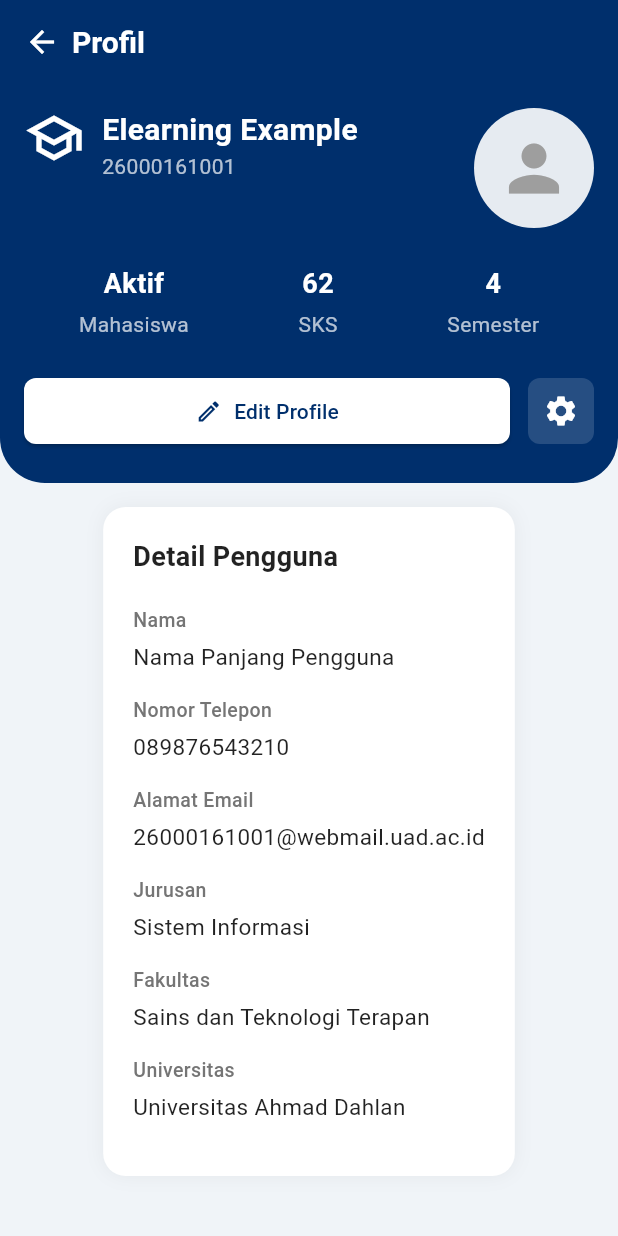
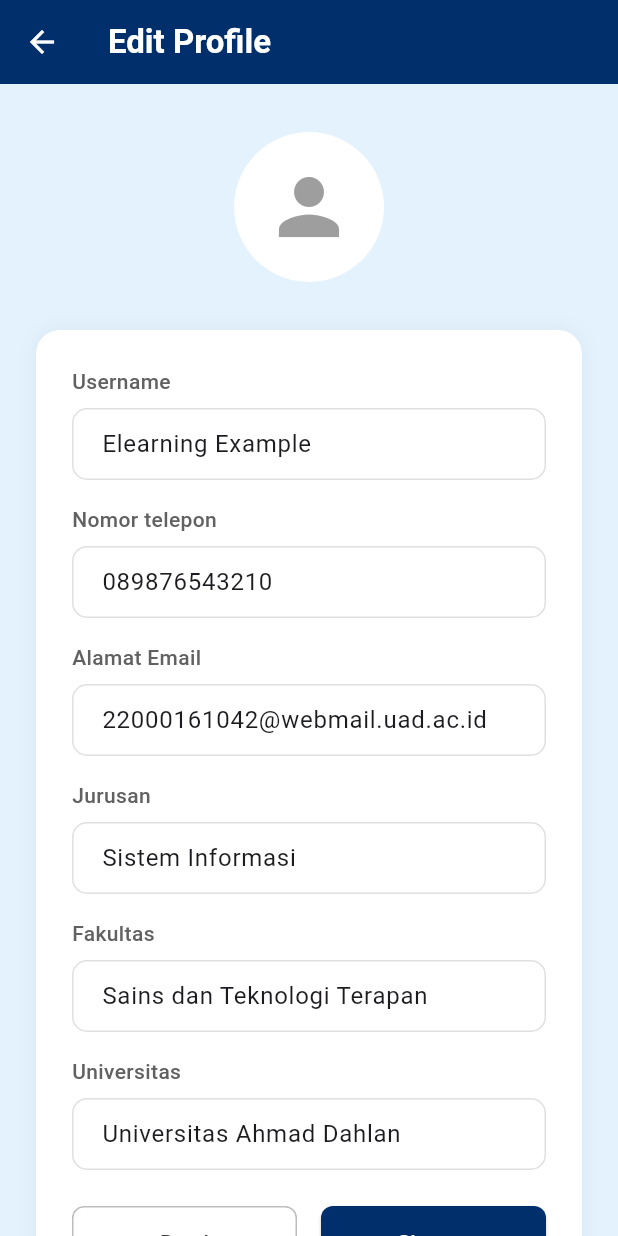
Before and after one commit to AlvindraRamadhan/moodle-app, a Flutter app: the ProfilScreen screen opened directly, after a tap on "Edit Profile", on a phone screen of 412 x 824 dp. Run offline on Flutter 3.47's test engine with Material 3 defaults, Android fonts, the phone set to English and light mode, and no system bars.

Commit message:
huda-nabhan2

```diff
--- /dev/null
+++ b/lib/edit_profile_screen.dart
@@ -0,0 +1,181 @@
+// File: lib/edit_profil_screen.dart
+
+import 'package:flutter/material.dart';
+
+const Color kDarkBlue = Color(0xFF002F6C);
+const Color kScaffoldBackground = Color(0xFFE3F2FD); // Latar belakang biru sangat terang
+
+class EditProfilScreen extends StatefulWidget {
+  const EditProfilScreen({super.key});
+
+  @override
+  State<EditProfilScreen> createState() => _EditProfilScreenState();
+}
+
+class _EditProfilScreenState extends State<EditProfilScreen> {
+  // Controller untuk setiap form field
+  late final TextEditingController _usernameController;
+  late final TextEditingController _teleponController;
+  late final TextEditingController _emailController;
+  late final TextEditingController _jurusanController;
+  late final TextEditingController _fakultasController;
+  late final TextEditingController _universitasController;
+
+  @override
+  void initState() {
+    super.initState();
+    // Inisialisasi controller dengan data awal
+    _usernameController = TextEditingController(text: 'Elearning Example');
+    _teleponController = TextEditingController(text: '089876543210');
+    _emailController = TextEditingController(text: '22000161042@webmail.uad.ac.id');
+    _jurusanController = TextEditingController(text: 'Sistem Informasi');
+    _fakultasController = TextEditingController(text: 'Sains dan Teknologi Terapan');
+    _universitasController = TextEditingController(text: 'Universitas Ahmad Dahlan');
+  }
+
+  @override
+  void dispose() {
+    // Pastikan untuk membuang controller untuk menghindari memory leaks
+    _usernameController.dispose();
+    _teleponController.dispose();
+    _emailController.dispose();
+    _jurusanController.dispose();
+    _fakultasController.dispose();
+    _universitasController.dispose();
+    super.dispose();
+  }
+
+  @override
+  Widget build(BuildContext context) {
+    return Scaffold(
+      backgroundColor: kScaffoldBackground,
+      appBar: AppBar(
+        leading: IconButton(
+          icon: const Icon(Icons.arrow_back, color: Colors.white),
+          onPressed: () => Navigator.of(context).pop(), // Fungsi untuk kembali
+        ),
+        title: const Text(
+          'Edit Profile',
+          style: TextStyle(color: Colors.white, fontWeight: FontWeight.bold),
+        ),
+        backgroundColor: kDarkBlue,
+        elevation: 0,
+      ),
+      body: SingleChildScrollView(
+        padding: const EdgeInsets.symmetric(horizontal: 24.0, vertical: 32.0),
+        child: Column(
+          children: [
+            // Profile Picture
+            const CircleAvatar(
+              radius: 50,
+              backgroundColor: Colors.white,
+              child: Icon(Icons.person, size: 60, color: Colors.grey),
+            ),
+            const SizedBox(height: 32),
+            // Form Card
+            Container(
+              padding: const EdgeInsets.all(24.0),
+              decoration: BoxDecoration(
+                color: Colors.white,
+                borderRadius: BorderRadius.circular(16.0),
+                boxShadow: [
+                  BoxShadow(
+                    color: Colors.black.withOpacity(0.05),
+                    blurRadius: 10,
+                  )
+                ],
+              ),
+              child: Column(
+                children: [
+                  _buildTextField(label: 'Username', controller: _usernameController),
+                  _buildTextField(label: 'Nomor telepon', controller: _teleponController),
+                  _buildTextField(label: 'Alamat Email', controller: _emailController),
+                  _buildTextField(label: 'Jurusan', controller: _jurusanController),
+                  _buildTextField(label: 'Fakultas', controller: _fakultasController),
+                  _buildTextField(label: 'Universitas', controller: _universitasController, isLast: true),
+                  const SizedBox(height: 24),
+                  _buildActionButtons(),
+                ],
+              ),
+            )
+          ],
+        ),
+      ),
+    );
+  }
+
+  // Widget helper untuk membuat text field
+  Widget _buildTextField({
+    required String label,
+    required TextEditingController controller,
+    bool isLast = false,
+  }) {
+    return Padding(
+      padding: EdgeInsets.only(bottom: isLast ? 0 : 16.0),
+      child: Column(
+        crossAxisAlignment: CrossAxisAlignment.start,
+        children: [
+          Text(
+            label,
+            style: TextStyle(color: Colors.grey.shade700, fontWeight: FontWeight.w500),
+          ),
+          const SizedBox(height: 8),
+          TextFormField(
+            controller: controller,
+            decoration: InputDecoration(
+              contentPadding: const EdgeInsets.symmetric(horizontal: 16.0, vertical: 12.0),
+              border: OutlineInputBorder(
+                borderRadius: BorderRadius.circular(10.0),
+                borderSide: BorderSide(color: Colors.grey.shade300),
+              ),
+              enabledBorder: OutlineInputBorder(
+                borderRadius: BorderRadius.circular(10.0),
+                borderSide: BorderSide(color: Colors.grey.shade300),
+              ),
+              focusedBorder: OutlineInputBorder(
+                borderRadius: BorderRadius.circular(10.0),
+                borderSide: const BorderSide(color: kDarkBlue),
+              ),
+            ),
+          ),
+        ],
+      ),
+    );
+  }
+
+  // Widget helper untuk tombol Aksi
+  Widget _buildActionButtons() {
+    return Row(
+      children: [
+        Expanded(
+          child: OutlinedButton(
+            onPressed: () => Navigator.of(context).pop(), // Kembali tanpa menyimpan
+            style: OutlinedButton.styleFrom(
+              padding: const EdgeInsets.symmetric(vertical: 14),
+              side: BorderSide(color: Colors.grey.shade400),
+              shape: RoundedRectangleBorder(borderRadius: BorderRadius.circular(8)),
+              foregroundColor: Colors.grey.shade800,
+            ),
+            child: const Text('Batal'),
+          ),
+        ),
+        const SizedBox(width: 16),
+        Expanded(
+          child: ElevatedButton(
+            onPressed: () {
+              // Logika untuk menyimpan data
+              Navigator.of(context).pop(); // Kembali setelah menyimpan
+            },
+            style: ElevatedButton.styleFrom(
+              padding: const EdgeInsets.symmetric(vertical: 14),
+              backgroundColor: kDarkBlue,
+              foregroundColor: Colors.white,
+              shape: RoundedRectangleBorder(borderRadius: BorderRadius.circular(8)),
+            ),
+            child: const Text('Simpan'),
+          ),
+        ),
+      ],
+    );
+  }
+}
--- a/lib/profile_screen.dart
+++ b/lib/profile_screen.dart
@@ -1,6 +1,8 @@
 // File: lib/profil_screen.dart
 
 import 'package:flutter/material.dart';
+import 'package:moodle_app/edit_profile_screen.dart';
+import 'package:moodle_app/pengaturan_screen.dart'; // 1. IMPORT THE NEW SETTINGS SCREEN
 
 const Color kDarkBlue = Color(0xFF002F6C);
 const Color kScaffoldBackground = Color(0xFFF0F4F8);
@@ -34,7 +36,7 @@ class ProfilScreen extends StatelessWidget {
       body: SingleChildScrollView(
         child: Column(
           children: [
-            _buildProfileHeader(),
+            _buildProfileHeader(context),
             _buildDetailCard(),
           ],
         ),
@@ -42,8 +44,8 @@ class ProfilScreen extends StatelessWidget {
     );
   }
 
-  // Widget untuk header profil berwarna biru
-  Widget _buildProfileHeader() {
+  // Widget for the blue profile header
+  Widget _buildProfileHeader(BuildContext context) {
     return Container(
       padding: const EdgeInsets.fromLTRB(16, 16, 16, 24),
       decoration: const BoxDecoration(
@@ -56,6 +58,7 @@ class ProfilScreen extends StatelessWidget {
       child: Column(
         children: [
           Row(
+            // ... (The user info part remains unchanged)
             crossAxisAlignment: CrossAxisAlignment.start,
             children: [
               const Icon(Icons.school_outlined, color: Colors.white, size: 40),
@@ -83,6 +86,7 @@ class ProfilScreen extends StatelessWidget {
           ),
           const SizedBox(height: 24),
           const Row(
+            // ... (The stats part remains unchanged)
             mainAxisAlignment: MainAxisAlignment.spaceAround,
             children: [
               _InfoColumn(value: 'Aktif', label: 'Mahasiswa'),
@@ -95,7 +99,12 @@ class ProfilScreen extends StatelessWidget {
             children: [
               Expanded(
                 child: ElevatedButton.icon(
-                  onPressed: () {},
+                  onPressed: () {
+                    Navigator.push(
+                      context,
+                      MaterialPageRoute(builder: (context) => const EditProfilScreen()),
+                    );
+                  },
                   icon: const Icon(Icons.edit_outlined, size: 18),
                   label: const Text('Edit Profile'),
                   style: ElevatedButton.styleFrom(
@@ -108,13 +117,23 @@ class ProfilScreen extends StatelessWidget {
                 ),
               ),
               const SizedBox(width: 12),
-              Container(
-                padding: const EdgeInsets.all(10),
-                decoration: BoxDecoration(
-                  color: Colors.white.withOpacity(0.15),
-                  borderRadius: BorderRadius.circular(8),
+              // 2. MAKE THE SETTINGS ICON CLICKABLE
+              InkWell(
+                onTap: () {
+                  Navigator.push(
+                    context,
+                    MaterialPageRoute(builder: (context) => const PengaturanScreen()),
+                  );
+                },
+                borderRadius: BorderRadius.circular(8), // for ripple effect shape
+                child: Container(
+                  padding: const EdgeInsets.all(10),
+                  decoration: BoxDecoration(
+                    color: Colors.white.withOpacity(0.15),
+                    borderRadius: BorderRadius.circular(8),
+                  ),
+                  child: const Icon(Icons.settings, color: Colors.white),
                 ),
-                child: const Icon(Icons.settings, color: Colors.white),
               )
             ],
           )
@@ -123,7 +142,7 @@ class ProfilScreen extends StatelessWidget {
     );
   }
 
-  // Widget untuk kartu detail pengguna berwarna putih
+  // Widget for the user details card (NO CHANGES)
   Widget _buildDetailCard() {
     return Container(
       margin: const EdgeInsets.all(16),
@@ -158,7 +177,7 @@ class ProfilScreen extends StatelessWidget {
   }
 }
 
-// Widget helper untuk info SKS, Semester, dll.
+// Helper widget for stats (NO CHANGES)
 class _InfoColumn extends StatelessWidget {
   final String value;
   final String label;
@@ -176,7 +195,7 @@ class _InfoColumn extends StatelessWidget {
   }
 }
 
-// Widget helper untuk baris detail (Nama, Jurusan, dll.)
+// Helper widget for detail rows (NO CHANGES)
 class _DetailRow extends StatelessWidget {
   final String label;
   final String value;
```
Also changed, not shown: lib/pengaturan_screen.dart (added, +132 -0 lines).
